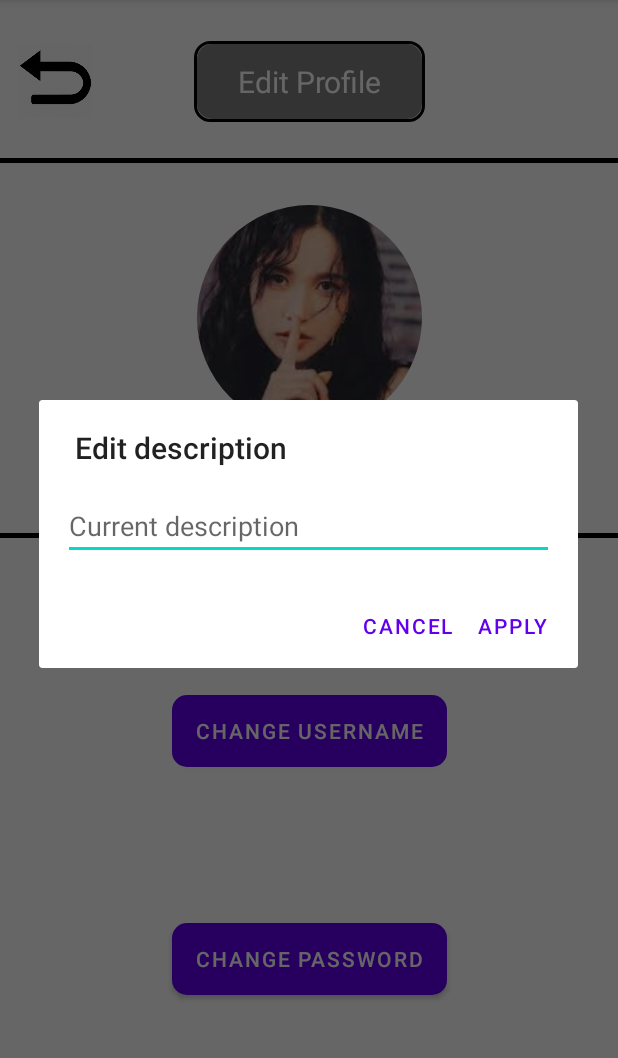
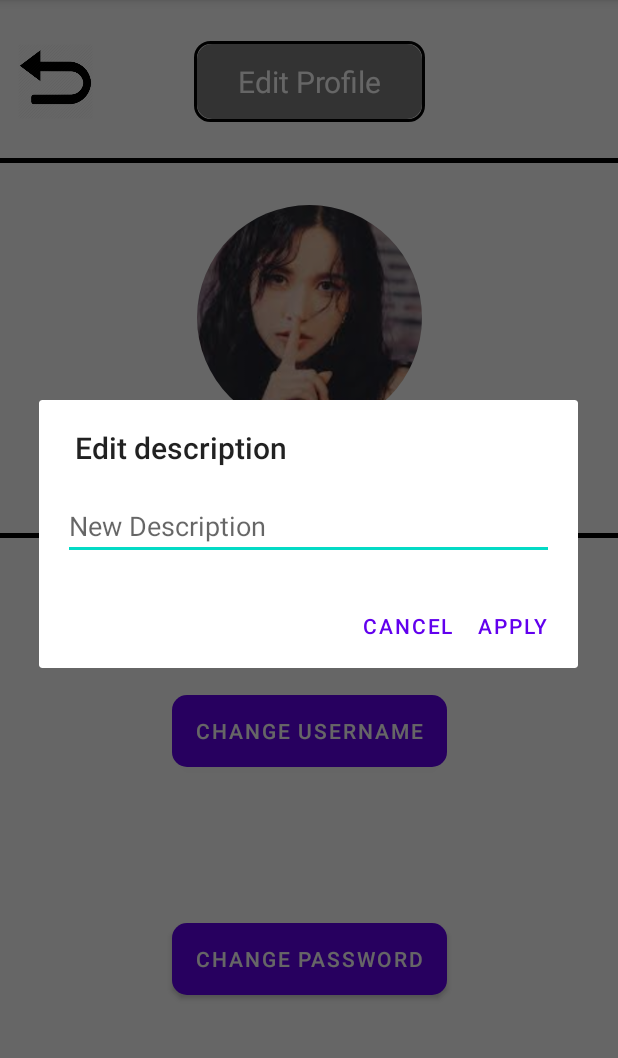
Before and after one commit to marvin-koch/GroupHub, an Android app: the profile_edit screen opened directly, with no data from a screen before it, after a tap on "Change photo", on a phone screen of 412 x 824 dp, the part 84-1142 px from its top. Run offline under Robolectric (Android 15) with nearby library versions, the phone set to English and light mode, and no system bars; our stand-ins replace CircleImageView.

Commit message:
minor changes to popup text on edit profile

```diff
--- a/app/src/main/res/layout/profile_edit_contact.xml
+++ b/app/src/main/res/layout/profile_edit_contact.xml
@@ -8,6 +8,6 @@
         android:layout_width="match_parent"
         android:layout_height="wrap_content"
         android:id="@+id/edit_contact_popup"
-        android:hint="Current contact info"
+        android:hint="New Contact Info"
         />
 </androidx.constraintlayout.widget.ConstraintLayout>
--- a/app/src/main/res/layout/profile_edit_desc.xml
+++ b/app/src/main/res/layout/profile_edit_desc.xml
@@ -8,6 +8,6 @@
         android:layout_width="match_parent"
         android:layout_height="wrap_content"
         android:id="@+id/edit_desc_popup"
-        android:hint="Current description"
+        android:hint="New Description"
         />
 </androidx.constraintlayout.widget.ConstraintLayout>
```
